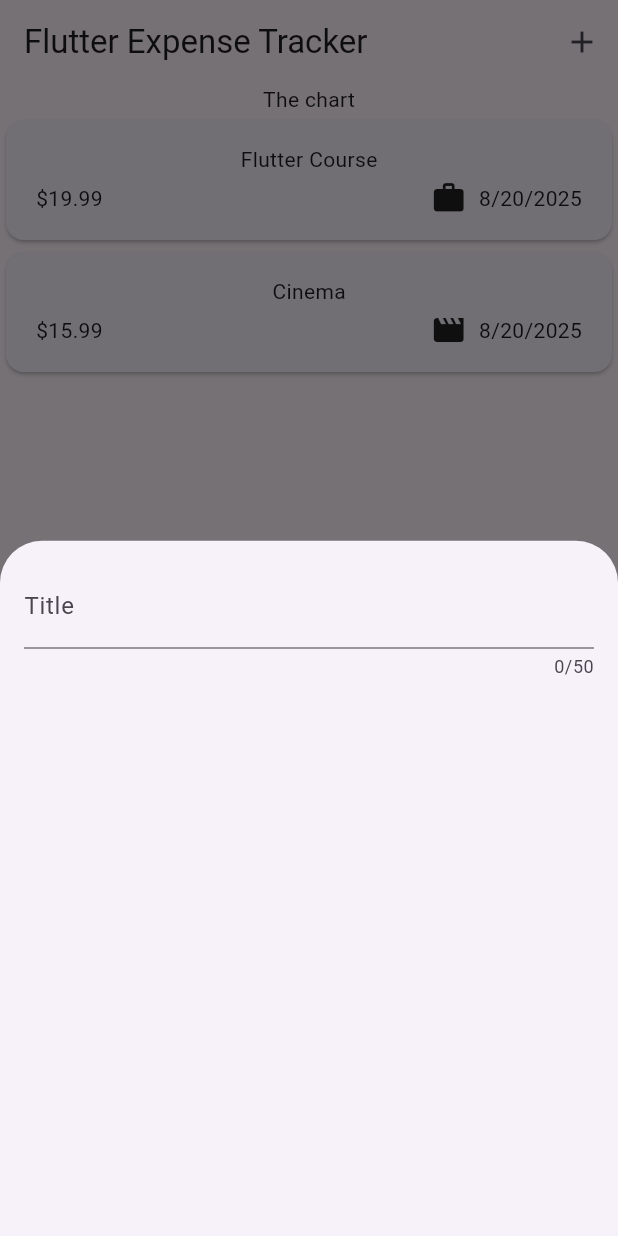
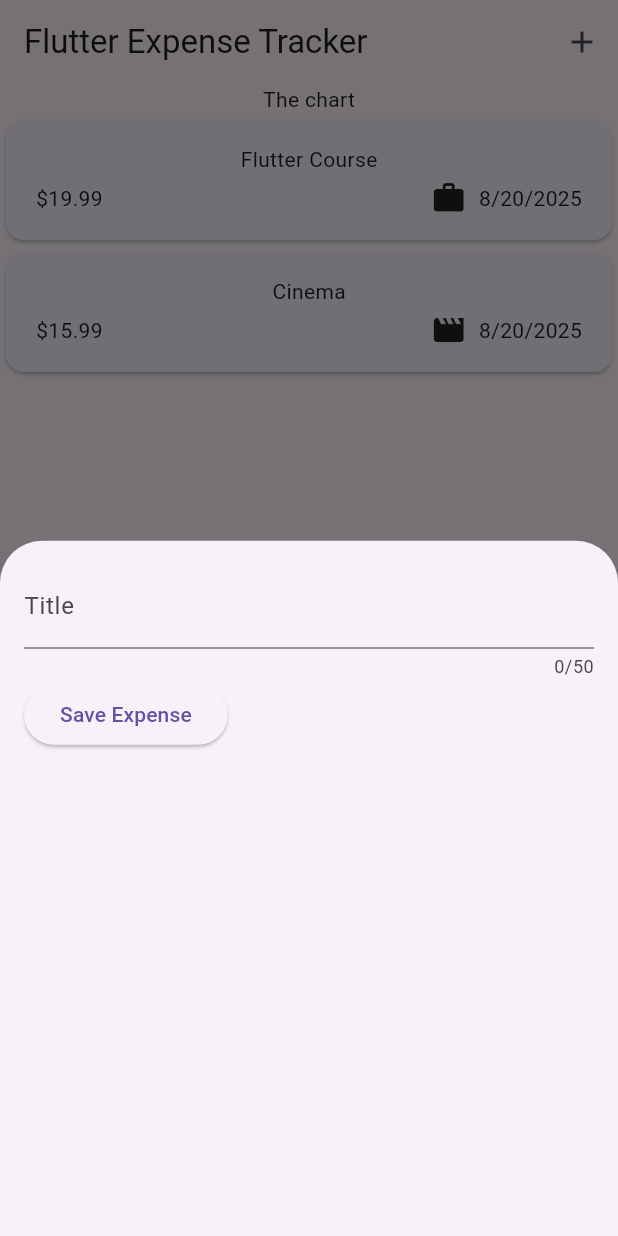
Before and after one commit to denickman/ExpensesTrackApp, a Flutter app: the screen it shows after launch, after a tap on the "add" icon, on a phone screen of 412 x 824 dp. Run offline on Flutter 3.47's test engine with Material 3 defaults, Android fonts, the phone set to English and light mode, and no system bars.

Commit message:
Add _saveTitleInput to store _enteredTitle

```diff
--- a/lib/widgets/expenses.dart
+++ b/lib/widgets/expenses.dart
@@ -23,7 +23,7 @@ class _ExpensesState extends State<Expenses> {
 
   // Methods
   void _openAddExpenseOverlay() {
-    showModalBottomSheet(context: context, builder: (ctx) => NewExpense());
+    showModalBottomSheet(context: context, builder: (ctx) => const NewExpense());
   }
 
   // Mock Data
--- a/lib/widgets/new_expense.dart
+++ b/lib/widgets/new_expense.dart
@@ -10,19 +10,38 @@ class NewExpense extends StatefulWidget {
 }
 
 class _NewExpenseState extends State<NewExpense> {
+
+  var _enteredTitle = '';
+
+  void _saveTitleInput(String inputValue) {
+    _enteredTitle = inputValue;
+   }
+
   @override
   Widget build(BuildContext context) {
     return Padding(
       padding: const EdgeInsets.all(16),
       child: Column(
-        children: const [
+        children: [
           TextField(
+            onChanged: _saveTitleInput,
             maxLength: 50,
             // keyboardType: TextInputType.text, // - TextInputType.text established by default
-            decoration: InputDecoration( // placeholder
+            decoration: const InputDecoration( // placeholder
               label: Text('Title')
             ),
           ),
+
+          Row(
+            children: [
+              ElevatedButton(
+                onPressed: () {
+                  print(_enteredTitle);
+                },
+                child: Text('Save Expense'),
+              )
+            ],
+          )
         ],
       )
     );
```
